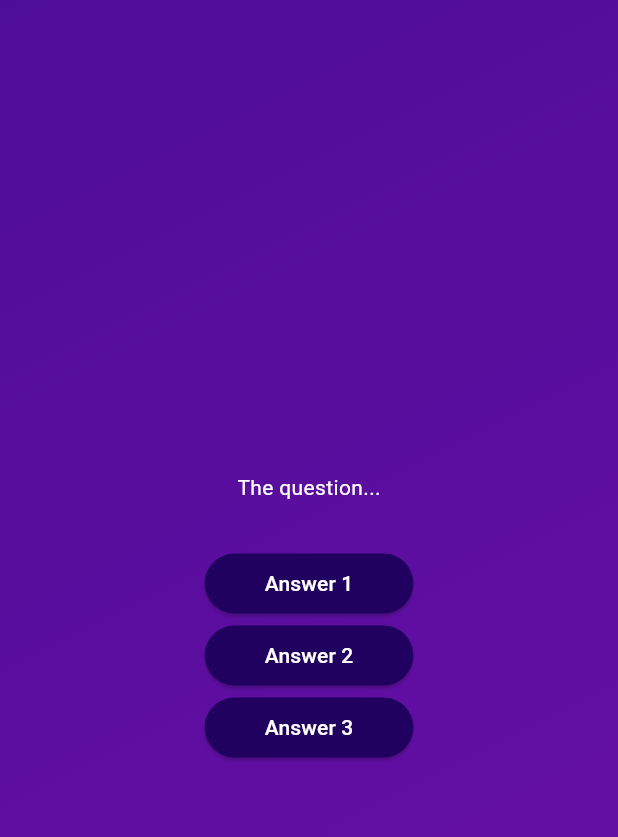
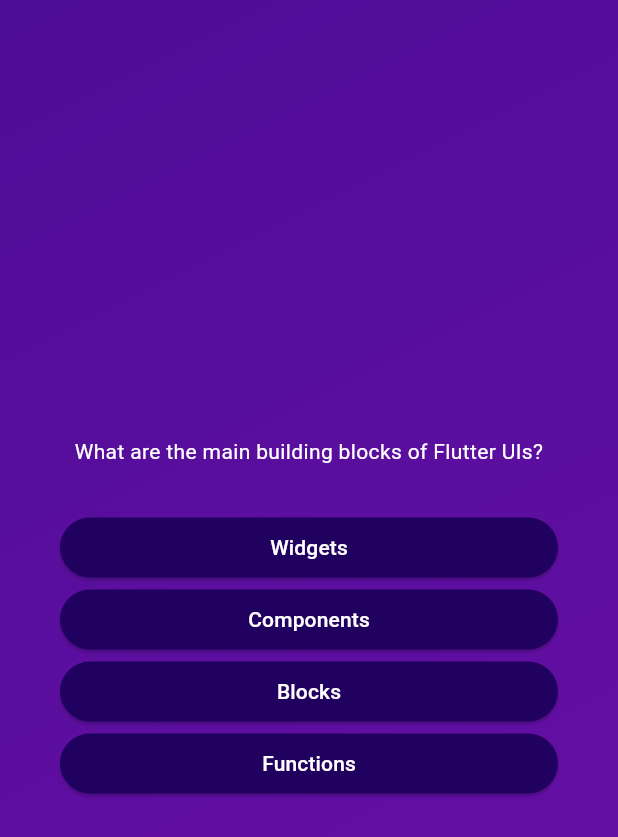
Before and after one commit to TristanTheart/adv_basics, a Flutter app: the screen it shows after launch, after a tap on "Start Quiz", on a phone screen of 412 x 824 dp. Shown: the top 837 px of the screen. Run offline on Flutter 3.47's test engine with Material 3 defaults, Android fonts, the phone set to English and light mode, and no system bars.

Commit message:
refactor QuestionsScreen to use dynamic question data and streamline answer button generation

```diff
--- a/lib/questions_screen.dart
+++ b/lib/questions_screen.dart
@@ -15,31 +15,29 @@ class QuestionsScreen extends StatefulWidget {
 class _QuestionsScreenState extends State<QuestionsScreen> {
   @override
   Widget build(context) {
+    final currentQuestion = questions[0];
+
     return SizedBox(
       width: double.infinity,
+      child: Container(
+        margin: const EdgeInsets.all(40),
         child: Column(
           mainAxisAlignment: MainAxisAlignment.center,
+          crossAxisAlignment: CrossAxisAlignment.stretch,
           children: [
-          const Text(
-            'The question...',
+             Text(
+              currentQuestion.questionText,
               style: TextStyle(
                 color: Colors.white,
               ),
+              textAlign: TextAlign.center,
             ),
             const SizedBox(height: 30),
-          AnswerButton(
-            answerText: 'Answer 1',
-            onTap: () {},
+            ...currentQuestion.answers.map((answer){
+              return AnswerButton(answerText: answer, onTap: () {});
+            })
+          ],
         ),
-          AnswerButton(
-            answerText: 'Answer 2',
-            onTap: () {},
-          ),
-          AnswerButton(
-            answerText: 'Answer 3',
-            onTap: () {},
-          ),
-        ],
       ),
     );
   }
```
Lines whose indentation alone changed are shown as unchanged.
